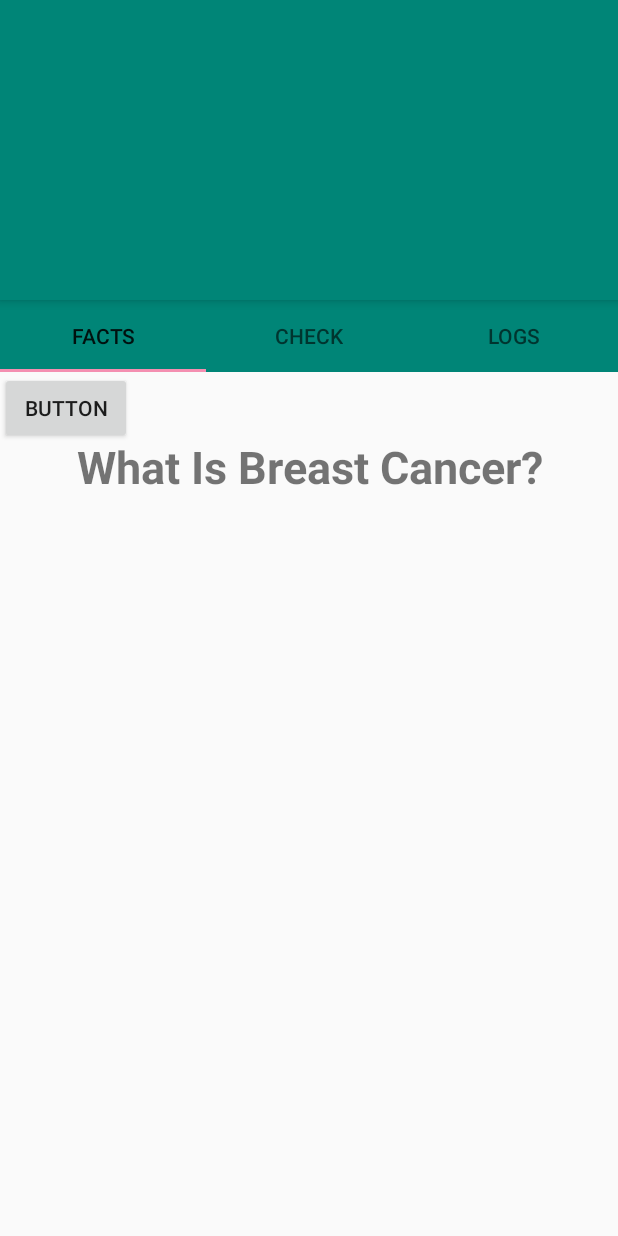
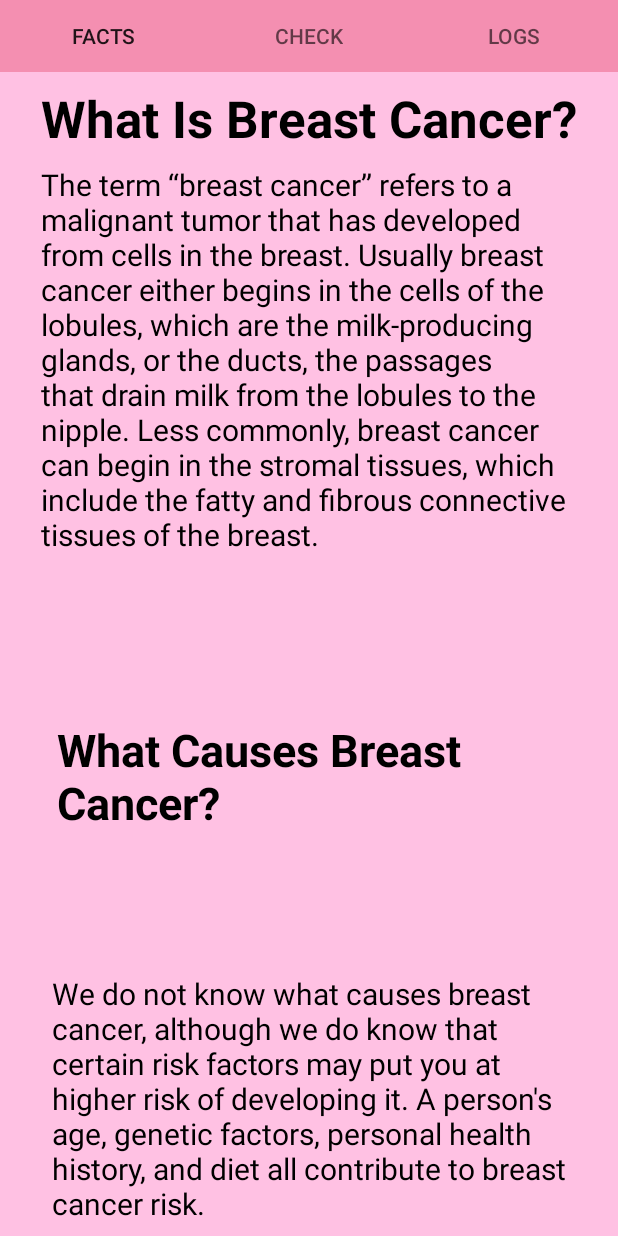
Before and after one commit to santosalwyn09/MateoSantosProject, an Android app: the screen it shows after launch (MainActivity), on a phone screen of 412 x 824 dp. Run offline under Robolectric (Android 15) with nearby library versions, the phone set to English and light mode, and no system bars.

Commit message:
UI Commit

```diff
--- a/app/src/main/res/layout/activity_main.xml
+++ b/app/src/main/res/layout/activity_main.xml
@@ -9,7 +9,7 @@
 
     <android.support.design.widget.AppBarLayout
         android:layout_width="match_parent"
-        android:layout_height="200dp"
+        android:layout_height="0dp"
         android:gravity="center"
         android:elevation="0dp"
         android:id="@+id/appbarid"></android.support.design.widget.AppBarLayout>
@@ -20,7 +20,7 @@
         app:tabGravity="fill"
         app:tabMode="fixed"
         android:id="@+id/tablayout_id"
-        android:background="@color/colorPrimary"></android.support.design.widget.TabLayout>
+        android:background="@color/primaryColor"></android.support.design.widget.TabLayout>
 
     <android.support.v4.view.ViewPager
         android:layout_width="match_parent"
--- a/app/src/main/res/layout/check_fragment.xml
+++ b/app/src/main/res/layout/check_fragment.xml
@@ -3,20 +3,6 @@
     xmlns:android="http://schemas.android.com/apk/res/android" android:layout_width="match_parent"
     android:layout_height="match_parent"
     android:gravity="center">
-
-    <Button
-        android:id="@+id/button"
-        android:layout_width="wrap_content"
-        android:layout_height="wrap_content"
-        android:layout_weight="1"
-        android:text="Button" />
-
-    <Button
-        android:id="@+id/button2"
-        android:layout_width="wrap_content"
-        android:layout_height="wrap_content"
-        android:layout_weight="1"
-        android:text="Button" />
 
     <TextView
         android:layout_width="wrap_content"
--- a/app/src/main/res/layout/facts_fragment.xml
+++ b/app/src/main/res/layout/facts_fragment.xml
@@ -5,35 +5,95 @@
     android:id="@+id/linearLayout"
     android:layout_width="match_parent"
     android:layout_height="match_parent"
+    android:background="@color/primaryLightColor"
     android:gravity="center"
     android:orientation="horizontal">
 
 
+    <ScrollView
+        android:layout_width="match_parent"
+        android:layout_height="match_parent"
+        app:layout_constraintBottom_toBottomOf="parent"
+        app:layout_constraintEnd_toEndOf="parent"
+        app:layout_constraintStart_toStartOf="parent"
+        app:layout_constraintTop_toTopOf="parent">
+
+        <LinearLayout
+            android:layout_width="match_parent"
+            android:layout_height="wrap_content"
+            android:orientation="vertical" />
+    </ScrollView>
+
     <TextView
         android:id="@+id/textView4"
         android:layout_width="wrap_content"
-        android:layout_height="51dp"
+        android:layout_height="wrap_content"
         android:layout_marginStart="8dp"
         android:layout_marginLeft="8dp"
         android:layout_marginTop="8dp"
         android:layout_marginEnd="8dp"
         android:layout_marginRight="8dp"
-        android:layout_marginBottom="8dp"
         android:text="@string/what_is_breast_cancer"
+        android:textColor="@color/primaryTextColor"
+        android:textSize="34sp"
+        android:textStyle="bold"
+        app:layout_constraintEnd_toEndOf="parent"
+        app:layout_constraintStart_toStartOf="parent"
+        app:layout_constraintTop_toTopOf="parent" />
+
+    <TextView
+        android:id="@+id/textView3"
+        android:layout_width="357dp"
+        android:layout_height="wrap_content"
+        android:layout_marginStart="8dp"
+        android:layout_marginLeft="8dp"
+        android:layout_marginTop="8dp"
+        android:layout_marginEnd="8dp"
+        android:layout_marginRight="8dp"
+        android:text="@string/the_term_breast_cancer_refers_to_a_malignant_tumor_that_has_developed_from_cells_in_the_breast_usually_breast_cancer_either_begins_in_the_cells_of_the_lobules_which_are_the_milk_producing_glands_or_the_ducts_the_passages_that_drain_milk_from_the_lobules_to_the_nipple_less_commonly_breast_cancer_can_begin_in_the_stromal_tissues_which_include_the_fatty_and_fibrous_connective_tissues_of_the_breast"
+        android:textColor="@color/primaryTextColor"
+        android:textSize="20sp"
+        app:layout_constraintEnd_toEndOf="parent"
+        app:layout_constraintStart_toStartOf="parent"
+        app:layout_constraintTop_toBottomOf="@+id/textView4" />
+
+    <TextView
+        android:id="@+id/textView5"
+        android:layout_width="361dp"
+        android:layout_height="101dp"
+        android:layout_marginStart="8dp"
+        android:layout_marginLeft="8dp"
+        android:layout_marginTop="1dp"
+        android:layout_marginEnd="8dp"
+        android:layout_marginRight="8dp"
+        android:layout_marginBottom="136dp"
+        android:text="@string/what_causes_breast_cancer"
+        android:textColor="@color/primaryTextColor"
         android:textSize="30sp"
         android:textStyle="bold"
         app:layout_constraintBottom_toBottomOf="parent"
         app:layout_constraintEnd_toEndOf="parent"
-        app:layout_constraintHorizontal_bias="0.509"
+        app:layout_constraintHorizontal_bias="0.857"
         app:layout_constraintStart_toStartOf="parent"
-        app:layout_constraintTop_toTopOf="parent"
-        app:layout_constraintVertical_bias="0.068" />
+        app:layout_constraintTop_toBottomOf="@+id/textView3" />
 
-    <Button
-        android:id="@+id/button3"
-        android:layout_width="wrap_content"
+    <TextView
+        android:id="@+id/textView6"
+        android:layout_width="345dp"
         android:layout_height="wrap_content"
-        android:text="Button"
-        tools:layout_editor_absoluteX="148dp"
-        tools:layout_editor_absoluteY="309dp" />
+        android:layout_marginStart="8dp"
+        android:layout_marginLeft="8dp"
+        android:layout_marginEnd="8dp"
+        android:layout_marginRight="8dp"
+        android:layout_marginBottom="8dp"
+        android:text="@string/we_do_not_know_what_causes_breast_cancer_although_we_do_know_that_certain_risk_factors_may_put_you_at_higher_risk_of_developing_it_a_person_s_age_genetic_factors_personal_health_history_and_diet_all_contribute_to_breast_cancer_risk"
+        android:textColor="@color/primaryTextColor"
+        android:textSize="20sp"
+        app:layout_constraintBottom_toBottomOf="parent"
+        app:layout_constraintEnd_toEndOf="parent"
+        app:layout_constraintHorizontal_bias="0.521"
+        app:layout_constraintStart_toStartOf="parent"
+        app:layout_constraintTop_toBottomOf="@+id/textView5"
+        app:layout_constraintVertical_bias="1.0" />
+
 </android.support.constraint.ConstraintLayout>
--- a/app/src/main/res/layout/home_page.xml
+++ b/app/src/main/res/layout/home_page.xml
@@ -9,41 +9,44 @@
 
     <TextView
         android:id="@+id/textView"
-        android:layout_width="156dp"
-        android:layout_height="81dp"
+        android:layout_width="wrap_content"
+        android:layout_height="wrap_content"
         android:layout_marginStart="8dp"
         android:layout_marginLeft="8dp"
         android:layout_marginTop="8dp"
         android:layout_marginEnd="8dp"
         android:layout_marginRight="8dp"
-        android:layout_marginBottom="8dp"
         android:fontFamily="sans-serif-condensed"
+        android:text="THINK"
+        android:textColor="@color/colorThinkPink"
+        android:textSize="80sp"
         android:textStyle="bold"
-        android:text="THINK"
-        android:textSize="50sp"
         app:layout_constraintBottom_toBottomOf="parent"
         app:layout_constraintEnd_toEndOf="parent"
+        app:layout_constraintHorizontal_bias="0.6"
         app:layout_constraintStart_toStartOf="parent"
         app:layout_constraintTop_toTopOf="parent"
-        app:layout_constraintVertical_bias="0.248" />
+        app:layout_constraintVertical_bias="0.402" />
 
     <TextView
         android:id="@+id/textView2"
-        android:layout_width="156dp"
-        android:layout_height="81dp"
+        android:layout_width="wrap_content"
+        android:layout_height="109dp"
         android:layout_marginStart="8dp"
         android:layout_marginLeft="8dp"
-        android:layout_marginTop="8dp"
         android:layout_marginEnd="8dp"
         android:layout_marginRight="8dp"
         android:layout_marginBottom="8dp"
         android:fontFamily="sans-serif-condensed"
+        android:text="PINK"
+        android:textColor="@color/colorThinkPink"
+        android:textSize="80sp"
         android:textStyle="bold"
-        android:text=" PINK"
-        android:textSize="50sp"
         app:layout_constraintBottom_toBottomOf="parent"
         app:layout_constraintEnd_toEndOf="parent"
+        app:layout_constraintHorizontal_bias="0.581"
         app:layout_constraintStart_toStartOf="parent"
         app:layout_constraintTop_toBottomOf="@+id/textView"
-        app:layout_constraintVertical_bias="0.215" />
+        app:layout_constraintVertical_bias="0.0" />
+
 </android.support.constraint.ConstraintLayout>
--- a/app/src/main/res/values/colors.xml
+++ b/app/src/main/res/values/colors.xml
@@ -8,4 +8,5 @@
     <color name="primaryLightColor">#ffc1e3</color>
     <color name="primaryDarkColor">#bf5f82</color>
     <color name="primaryTextColor">#000000</color>
+    <color name="colorThinkPink">#eceff1</color>
 </resources>
```
